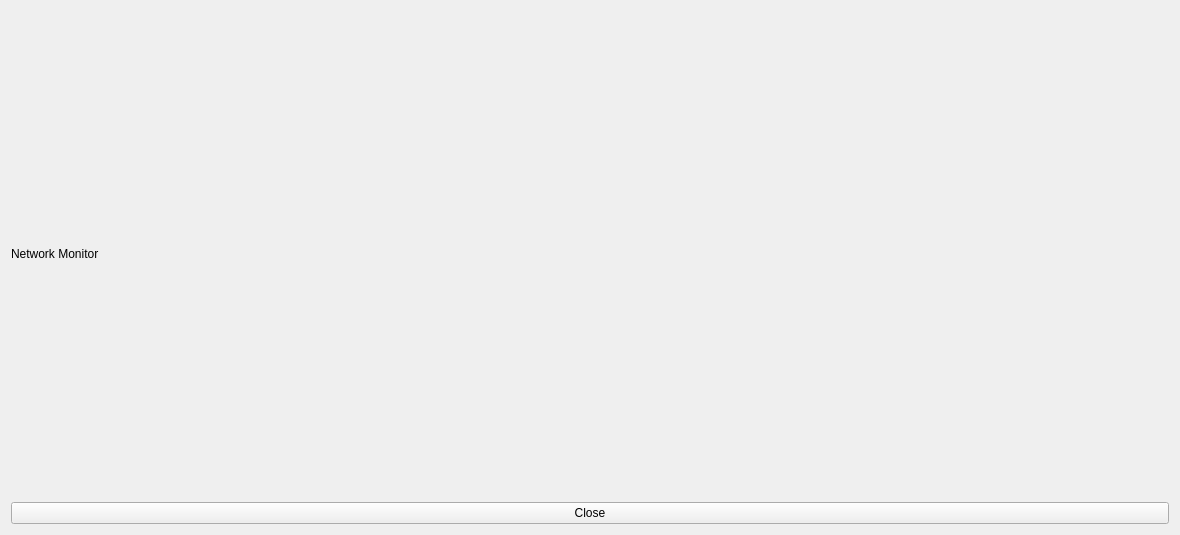
Old version of the form NetworkMonitor/NetworkMonitor.ui in the repository nicholas-tollner/NetworkMonitor.
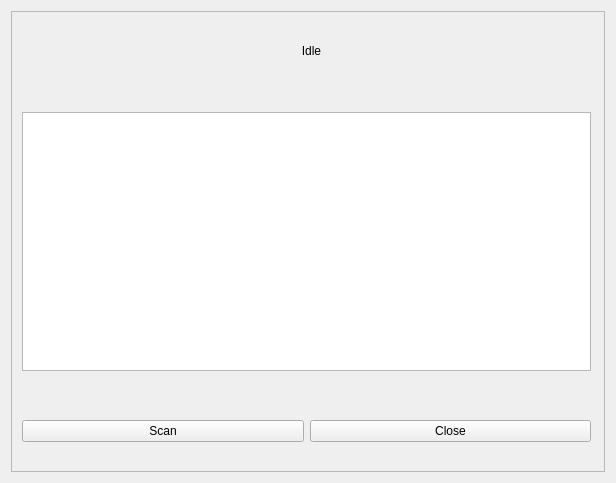
New version of the form.

What changed in the file:
```diff
--- a/NetworkMonitor/NetworkMonitor.ui
+++ b/NetworkMonitor/NetworkMonitor.ui
@@ -6,26 +6,91 @@
    <rect>
     <x>0</x>
     <y>0</y>
-    <width>1180</width>
-    <height>535</height>
+    <width>616</width>
+    <height>483</height>
    </rect>
   </property>
   <property name="windowTitle">
    <string>NetworkMonitor</string>
   </property>
-  <layout class="QVBoxLayout" name="verticalLayout">
+  <layout class="QHBoxLayout" name="horizontalLayout">
    <item>
-    <widget class="QLabel" name="label">
-     <property name="text">
-      <string>Network Monitor</string>
+    <widget class="QFrame" name="frame">
+     <property name="frameShape">
+      <enum>QFrame::StyledPanel</enum>
      </property>
-    </widget>
-   </item>
-   <item>
-    <widget class="QPushButton" name="closeButton">
-     <property name="text">
-      <string>Close</string>
+     <property name="frameShadow">
+      <enum>QFrame::Raised</enum>
      </property>
+     <widget class="QWidget" name="horizontalLayoutWidget">
+      <property name="geometry">
+       <rect>
+        <x>0</x>
+        <y>380</y>
+        <width>591</width>
+        <height>81</height>
+       </rect>
+      </property>
+      <layout class="QHBoxLayout" name="bottomPanel">
+       <item>
+        <widget class="QPushButton" name="scanButton">
+         <property name="text">
+          <string>Scan</string>
+         </property>
+        </widget>
+       </item>
+       <item>
+        <widget class="QPushButton" name="closeButton">
+         <property name="text">
+          <string>Close</string>
+         </property>
+        </widget>
+       </item>
+      </layout>
+     </widget>
+     <widget class="QWidget" name="verticalLayoutWidget">
+      <property name="geometry">
+       <rect>
+        <x>0</x>
+        <y>0</y>
+        <width>601</width>
+        <height>80</height>
+       </rect>
+      </property>
+      <layout class="QVBoxLayout" name="topPanel">
+       <item>
+        <widget class="QLabel" name="progressLabel">
+         <property name="enabled">
+          <bool>true</bool>
+         </property>
+         <property name="autoFillBackground">
+          <bool>false</bool>
+         </property>
+         <property name="text">
+          <string>Idle</string>
+         </property>
+         <property name="alignment">
+          <set>Qt::AlignCenter</set>
+         </property>
+        </widget>
+       </item>
+      </layout>
+     </widget>
+     <widget class="QWidget" name="verticalLayoutWidget_2">
+      <property name="geometry">
+       <rect>
+        <x>0</x>
+        <y>90</y>
+        <width>591</width>
+        <height>281</height>
+       </rect>
+      </property>
+      <layout class="QVBoxLayout" name="centerPanel">
+       <item>
+        <widget class="QListWidget" name="messageList"/>
+       </item>
+      </layout>
+     </widget>
     </widget>
    </item>
   </layout>
```
Left out of the diff: 2 changed lines with no effect on the pictures.
